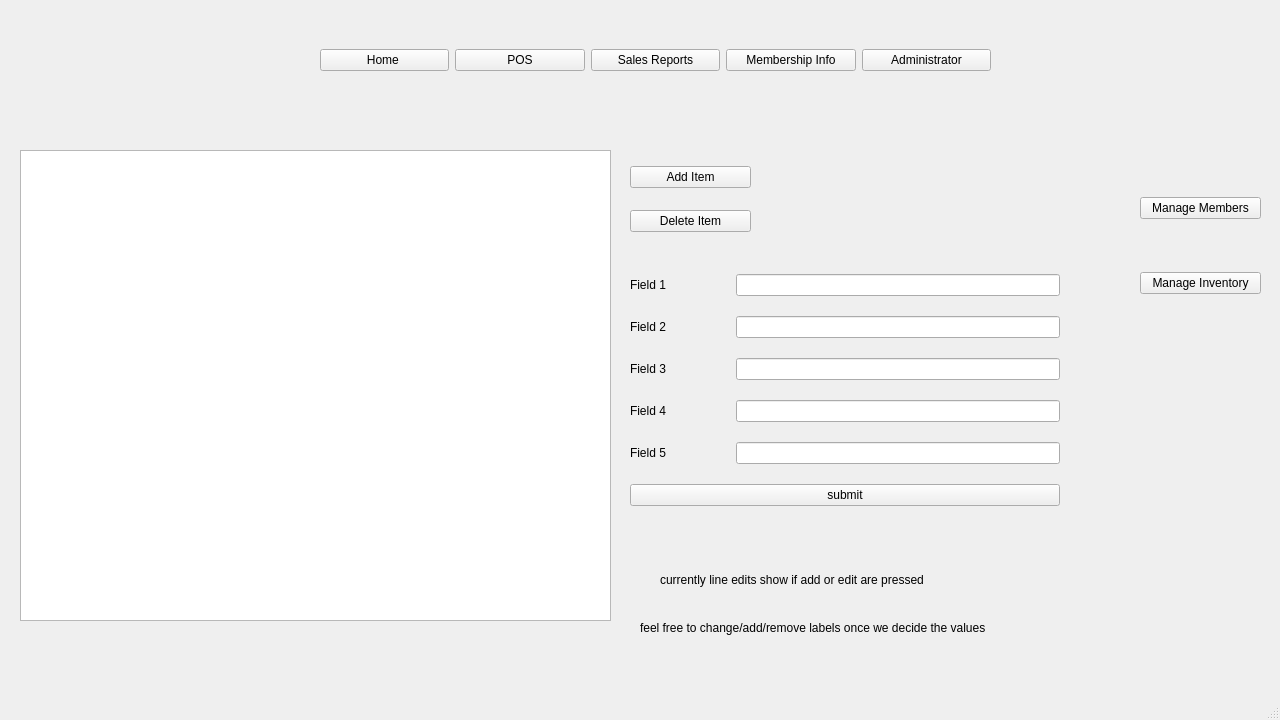
The window that mainwindow.ui (Big-Dogs/Bulk-Club-Project) describes before a commit, drawn with Qt 5.
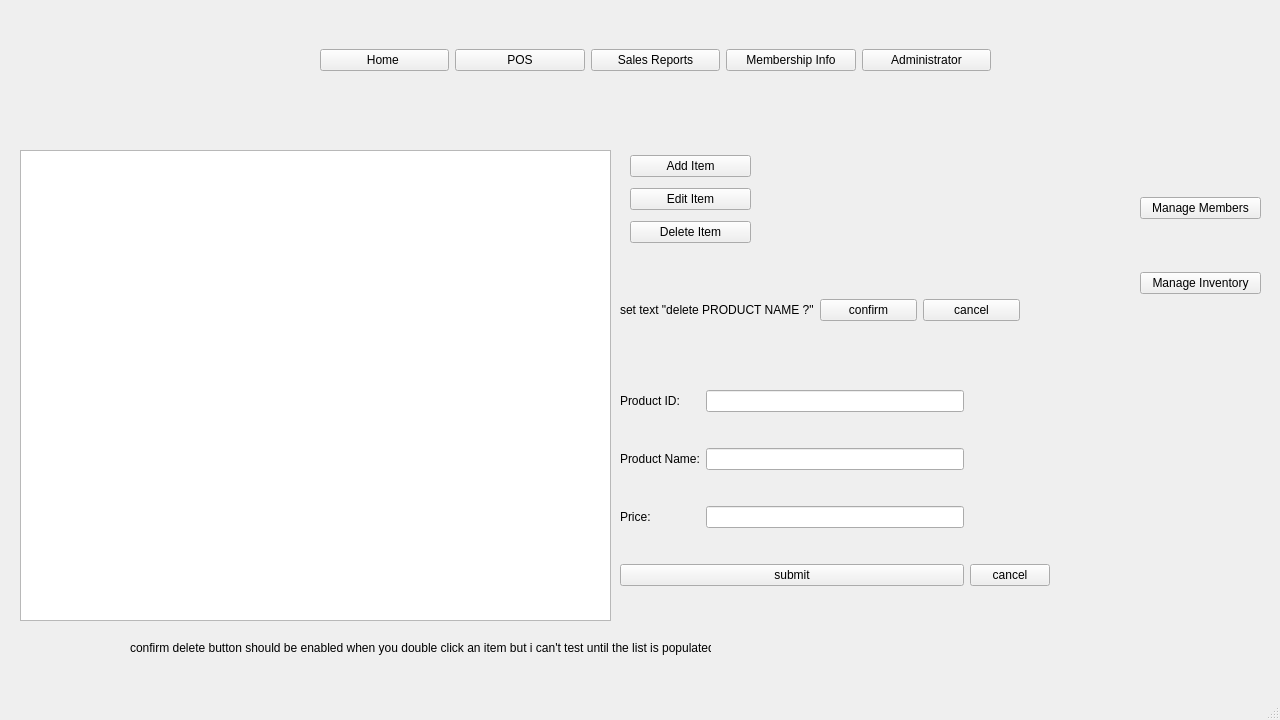
The same window after the commit. The open tabs and pages were chosen to show the change.

Commit message:
final basic layout changes
ADMIN PAGE
change values in submission widget x
edit inventory button x
cancel button for add/edit x
confirm/cancel prompt for delete x
slots for TableViews x

SALES PAGE
daily sales for any given day- drop down x
sales report search by item x
sales report search by member x

MEMBERSHIP PAGE
view expiring memberships by month- drop down x

```diff
--- a/mainwindow.ui
+++ b/mainwindow.ui
@@ -518,19 +518,6 @@
        </widget>
       </widget>
       <widget class="QWidget" name="page_admin_2">
-       <widget class="QLabel" name="label_comment_3">
-        <property name="geometry">
-         <rect>
-          <x>660</x>
-          <y>450</y>
-          <width>341</width>
-          <height>20</height>
-         </rect>
-        </property>
-        <property name="text">
-         <string>currently line edits show if add or edit are pressed</string>
-        </property>
-       </widget>
        <widget class="QTableView" name="tableView_admin_inventory">
         <property name="geometry">
          <rect>
@@ -544,45 +531,31 @@
        <widget class="QWidget" name="gridWidget_admin_itemdatafields" native="true">
         <property name="geometry">
          <rect>
-          <x>630</x>
-          <y>140</y>
+          <x>620</x>
+          <y>240</y>
           <width>430</width>
           <height>260</height>
          </rect>
         </property>
         <layout class="QGridLayout" name="gridLayout_admin_datafields_6">
-         <item row="0" column="1">
-          <widget class="QLineEdit" name="lineEdit_admin_itemsubmission_1"/>
-         </item>
          <item row="1" column="1">
-          <widget class="QLineEdit" name="lineEdit_admin_itemsubmission_2"/>
-         </item>
-         <item row="1" column="0">
-          <widget class="QLabel" name="label_admin_itemsubmission_2">
-           <property name="text">
-            <string>Field 2</string>
-           </property>
-          </widget>
-         </item>
-         <item row="3" column="0">
-          <widget class="QLabel" name="label_admin_itemsubmission_4">
-           <property name="text">
-            <string>Field 4</string>
-           </property>
-          </widget>
-         </item>
-         <item row="4" column="1">
-          <widget class="QLineEdit" name="lineEdit_admin_itemsubmission_5"/>
+          <widget class="QLineEdit" name="lineEdit_admin_itemsubmission_name"/>
          </item>
          <item row="2" column="0">
           <widget class="QLabel" name="label_admin_itemsubmission_3">
            <property name="text">
-            <string>Field 3</string>
+            <string>Price:</string>
            </property>
           </widget>
          </item>
-         <item row="5" column="0" colspan="2">
-          <widget class="QPushButton" name="pushButton_admin_itemsubmission">
+         <item row="2" column="1">
+          <widget class="QLineEdit" name="lineEdit_admin_itemsubmission_price"/>
+         </item>
+         <item row="0" column="1">
+          <widget class="QLineEdit" name="lineEdit_admin_itemsubmission_id"/>
+         </item>
+         <item row="3" column="0" colspan="2">
+          <widget class="QPushButton" name="pushButton_admin_itemsubmission_submit">
            <property name="text">
             <string>submit</string>
            </property>
@@ -591,20 +564,21 @@
          <item row="0" column="0">
           <widget class="QLabel" name="label_admin_itemsubmission_1">
            <property name="text">
-            <string>Field 1                   </string>
+            <string>Product ID:</string>
            </property>
           </widget>
          </item>
-         <item row="2" column="1">
-          <widget class="QLineEdit" name="lineEdit_admin_itemsubmission_3"/>
+         <item row="1" column="0">
+          <widget class="QLabel" name="label_admin_itemsubmission_name">
+           <property name="text">
+            <string>Product Name:</string>
+           </property>
+          </widget>
          </item>
-         <item row="3" column="1">
-          <widget class="QLineEdit" name="lineEdit_admin_itemsubmission_4"/>
-         </item>
-         <item row="4" column="0">
-          <widget class="QLabel" name="label_admin_itemsubmission_5">
+         <item row="3" column="2">
+          <widget class="QPushButton" name="pushButton_admin_itemsubmission_cancel">
            <property name="text">
-            <string>Field 5</string>
+            <string>cancel</string>
            </property>
           </widget>
          </item>
@@ -620,13 +594,6 @@
          </rect>
         </property>
         <layout class="QGridLayout" name="gridLayout_admin_inventorypushButtons">
-         <item row="1" column="0">
-          <widget class="QPushButton" name="pushButton_admin_deleteitem">
-           <property name="text">
-            <string>Delete Item</string>
-           </property>
-          </widget>
-         </item>
          <item row="0" column="0">
           <widget class="QPushButton" name="pushButton_admin_additem">
            <property name="text">
@@ -634,19 +601,66 @@
            </property>
           </widget>
          </item>
+         <item row="2" column="0">
+          <widget class="QPushButton" name="pushButton_admin_deleteitem">
+           <property name="text">
+            <string>Delete Item</string>
+           </property>
+          </widget>
+         </item>
+         <item row="1" column="0">
+          <widget class="QPushButton" name="pushButton_admin_edititem">
+           <property name="text">
+            <string>Edit Item</string>
+           </property>
+          </widget>
+         </item>
         </layout>
        </widget>
-       <widget class="QLabel" name="label_comment_4">
+       <widget class="QWidget" name="gridWidget_admin_confirmdeleteitem" native="true">
         <property name="geometry">
          <rect>
-          <x>640</x>
-          <y>500</y>
-          <width>381</width>
+          <x>620</x>
+          <y>150</y>
+          <width>400</width>
+          <height>80</height>
+         </rect>
+        </property>
+        <layout class="QGridLayout" name="gridLayout_3">
+         <item row="0" column="1">
+          <widget class="QPushButton" name="pushButton_admin_confirmdeleteitem">
+           <property name="text">
+            <string>confirm</string>
+           </property>
+          </widget>
+         </item>
+         <item row="0" column="2">
+          <widget class="QPushButton" name="pushButton_admin_canceldeleteitem">
+           <property name="text">
+            <string>cancel</string>
+           </property>
+          </widget>
+         </item>
+         <item row="0" column="0">
+          <widget class="QLabel" name="label_admin_confirmdeleteitem">
+           <property name="text">
+            <string>set text &quot;delete PRODUCT NAME ?&quot;</string>
+           </property>
+          </widget>
+         </item>
+        </layout>
+       </widget>
+       <widget class="QLabel" name="label_3">
+        <property name="geometry">
+         <rect>
+          <x>130</x>
+          <y>520</y>
+          <width>581</width>
           <height>16</height>
          </rect>
         </property>
         <property name="text">
-         <string>feel free to change/add/remove labels once we decide the values</string>
+         <string>confirm delete button should be enabled when you double click an item but i can't test until the list is populated</string>
         </property>
        </widget>
       </widget>
```
Left out of the diff: 331 changed lines with no effect on the pictures. The commit also changes 2 other files.
